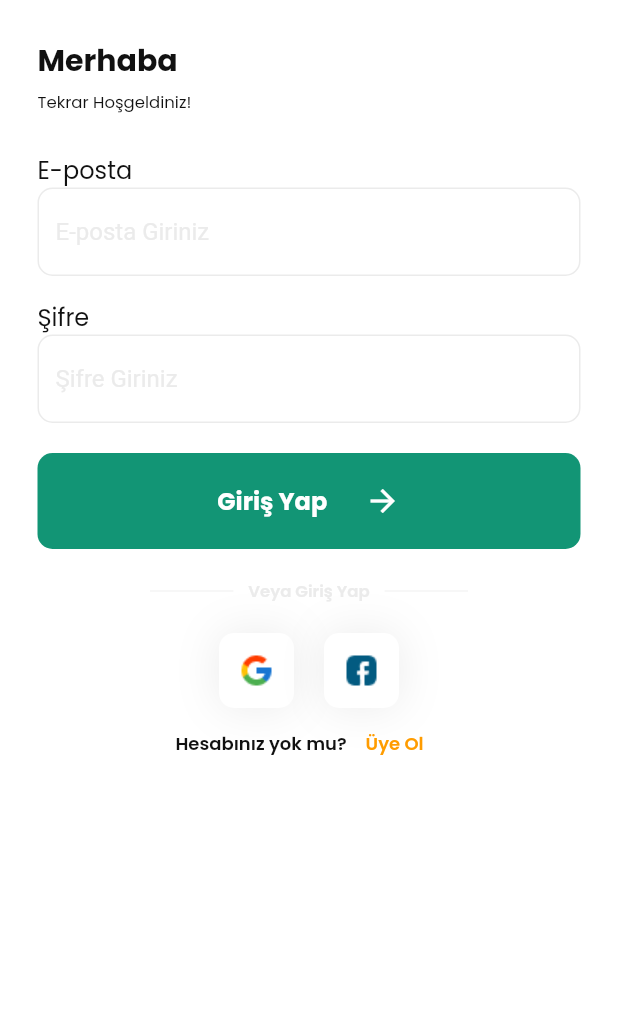
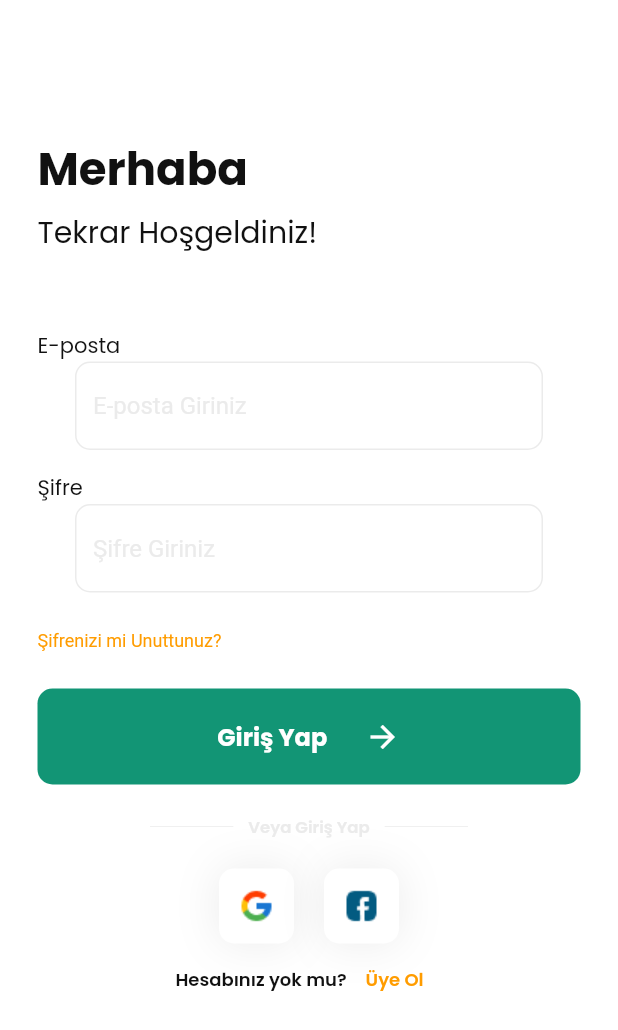
Before and after one commit to seydaalbayrak/f22_chefsgalore, a Flutter app: the screen it shows after launch, after a tap on "Giriş Yap", on a phone screen of 412 x 824 dp. Shown: the top 1030 px of the screen. Run offline on Flutter 3.47's test engine with Material 2 defaults, Android fonts, the phone set to English and light mode, and no system bars; our stand-ins replace cloud_firestore, curved_navigation_bar, firebase_auth, firebase_core, flutter_rating_bar, google_fonts; accounts and stored records are empty; network calls fail.

Commit message:
signin.dart

```diff
--- a/lib/main.dart
+++ b/lib/main.dart
@@ -20,7 +20,7 @@ class MyApp extends StatelessWidget {
   Widget build(BuildContext context) {
     return MaterialApp(
       debugShowCheckedModeBanner: false,
-      home: SingUp(),
+      home: SingIn(),
     );
   }
 }
--- a/lib/signin.dart
+++ b/lib/signin.dart
@@ -10,22 +10,18 @@ import 'package:flutter/material.dart';
 import 'home.dart';
 
 class SingIn extends StatefulWidget {
-  SingIn({super.key});
+  SingIn({Key? key});
 
   @override
   State<SingIn> createState() => _SingInState();
 }
 
 class _SingInState extends State<SingIn> {
-  //textfield kontrolleri
-
   final TextEditingController emailController = TextEditingController();
   final TextEditingController passwordController = TextEditingController();
+  bool? isChecked = false;
+  AuthService _authService = AuthService();
 
-
-  //checkbox kontrolleri
-  bool? isChecked = false;
-  AuthService _authService =AuthService();
   @override
   Widget build(BuildContext context) {
     return Scaffold(
@@ -35,7 +31,7 @@ class _SingInState extends State<SingIn> {
           child: Column(
             children: [
               const SizedBox(
-                height: 25,
+                height: 90, // 50 birim boşluk
               ),
               Padding(
                 padding: const EdgeInsets.symmetric(horizontal: 25.0),
@@ -44,12 +40,13 @@ class _SingInState extends State<SingIn> {
                   children: [
                     Text(
                       "Merhaba",
-                      style: sPoppinsBold.copyWith(color: sBlack, fontSize: 20),
+                      style: sPoppinsBold.copyWith(color: sBlack, fontSize: 30),
                     ),
                   ],
                 ),
               ),
-              const SizedBox(height: 5),
+
+              const SizedBox(height: 5), // 20 birim boşluk
 
               Padding(
                 padding: const EdgeInsets.symmetric(horizontal: 25.0),
@@ -58,35 +55,30 @@ class _SingInState extends State<SingIn> {
                   children: [
                     Text(
                       "Tekrar Hoşgeldiniz!",
-                      style:
-                      sPoppinsRegular.copyWith(color: sBlack, fontSize: 11),
+                      style: sPoppinsRegular.copyWith(color: sBlack, fontSize: 20),
                     ),
                   ],
                 ),
               ),
-              const SizedBox(height: 25),
+              const SizedBox(height: 50), // 40 birim boşluk,
+              //e-posta alanı
 
-
-
-
-              //e-posta alanı
               Padding(
                 padding: const EdgeInsets.symmetric(horizontal: 25.0),
-                child: Row(
-                  mainAxisAlignment: MainAxisAlignment.start,
+                child: Column(
+                  crossAxisAlignment: CrossAxisAlignment.start,
                   children: [
                     Text(
                       "E-posta",
-                      style:
-                      sPoppinsRegular.copyWith(color: sBlack, fontSize: 16),
-                    ),
-                  ],
-                ),
+                      style: sPoppinsRegular.copyWith(color: sBlack, fontSize: 14),
                     ),
                     MyTextfield(
                       controller: emailController,
                       hintText: 'E-posta Giriniz',
                       obscureText: false,
+                    ),
+                  ],
+                ),
               ),
 
               const SizedBox(height: 15),
@@ -94,27 +86,30 @@ class _SingInState extends State<SingIn> {
               //şifre alanı
               Padding(
                 padding: const EdgeInsets.symmetric(horizontal: 25.0),
-                child: Row(
-                  mainAxisAlignment: MainAxisAlignment.start,
+                child: Column(
+                  crossAxisAlignment: CrossAxisAlignment.start,
                   children: [
                     Text(
                       "Şifre",
-                      style:
-                      sPoppinsRegular.copyWith(color: sBlack, fontSize: 16),
-                    ),
-                  ],
-                ),
+                      style: sPoppinsRegular.copyWith(color: sBlack, fontSize: 14),
                     ),
                     MyTextfield(
                       controller: passwordController,
                       hintText: 'Şifre Giriniz',
                       obscureText: true,
                     ),
-
-
-              const SizedBox(height: 10),
-
-
+                    const SizedBox(height: 25), // Boşluk bırakmak için eklendi,
+                    Text(
+                      "Şifrenizi mi Unuttunuz?",
+                      style: TextStyle(
+                        color: Color(0xFFFF9C00), // #FF9C00 (turuncu)
+                        fontSize: 12,
+                      ),
+                    ),
+                    const SizedBox(height: 15), // Boşluk bırakmak için eklendi
+                  ],
+                ),
+              ),
 
               const SizedBox(height: 10),
 
@@ -122,8 +117,9 @@ class _SingInState extends State<SingIn> {
               MyButton(
                 buttonText: "Giriş Yap",
                 onTap: () {
-                  _authService.signIn(emailController.text, passwordController.text).then((value){
-                    return Navigator.push(context, MaterialPageRoute(builder: (context)=>Home()));});
+                  _authService.signIn(emailController.text, passwordController.text).then((value) {
+                    return Navigator.push(context, MaterialPageRoute(builder: (context) => Home()));
+                  });
                 },
               ),
 
@@ -141,9 +137,10 @@ class _SingInState extends State<SingIn> {
                       ),
                     ),
                     const SizedBox(width: 10),
-                    Text("Veya Giriş Yap",
-                        style: sPoppinsSemiBold.copyWith(
-                            color: sGray4, fontSize: 11)),
+                    Text(
+                      "Veya Giriş Yap",
+                      style: sPoppinsSemiBold.copyWith(color: sGray4, fontSize: 11),
+                    ),
                     const SizedBox(width: 10),
                     const Expanded(
                       child: Divider(
@@ -178,20 +175,19 @@ class _SingInState extends State<SingIn> {
                 children: [
                   Text(
                     "Hesabınız yok mu?",
-                    style:
-                    sPoppinsSemiBold.copyWith(fontSize: 12, color: sBlack),
+                    style: sPoppinsSemiBold.copyWith(fontSize: 12, color: sBlack),
                   ),
                   TextButton(
                     onPressed: () {
-                        Navigator.push(context, MaterialPageRoute(builder: (context)=>SingUp()));
+                      Navigator.push(context, MaterialPageRoute(builder: (context) => SingUp()));
                     },
                     child: Text(
                       "Üye Ol",
-                        style: sPoppinsSemiBold.copyWith(
-                            fontSize: 12, color: sSecondary),
-                      ))
+                      style: sPoppinsSemiBold.copyWith(fontSize: 12, color: sSecondary),
+                    ),
+                  ),
                 ],
-              )
+              ),
             ],
           ),
         ),
```
Also changed, not shown: pubspec.lock. Lines whose indentation alone changed are shown as unchanged.
